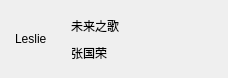
lesliefish/MusicPlayer, file MusicPlayer/src/ui/MusicInfoPage/MusicInfoPage.ui: the form before one commit.
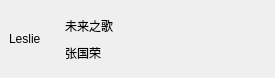
The form after the commit.

Patch:
```diff
--- a/MusicPlayer/src/ui/MusicInfoPage/MusicInfoPage.ui
+++ b/MusicPlayer/src/ui/MusicInfoPage/MusicInfoPage.ui
@@ -68,13 +68,13 @@
         <widget class="QLabel" name="musicNameLabel">
          <property name="minimumSize">
           <size>
-           <width>150</width>
+           <width>210</width>
            <height>25</height>
           </size>
          </property>
          <property name="maximumSize">
           <size>
-           <width>150</width>
+           <width>66666</width>
            <height>25</height>
           </size>
          </property>
@@ -87,13 +87,13 @@
         <widget class="QLabel" name="singerLabel">
          <property name="minimumSize">
           <size>
-           <width>150</width>
+           <width>210</width>
            <height>25</height>
           </size>
          </property>
          <property name="maximumSize">
           <size>
-           <width>150</width>
+           <width>6666</width>
            <height>25</height>
           </size>
          </property>
```
